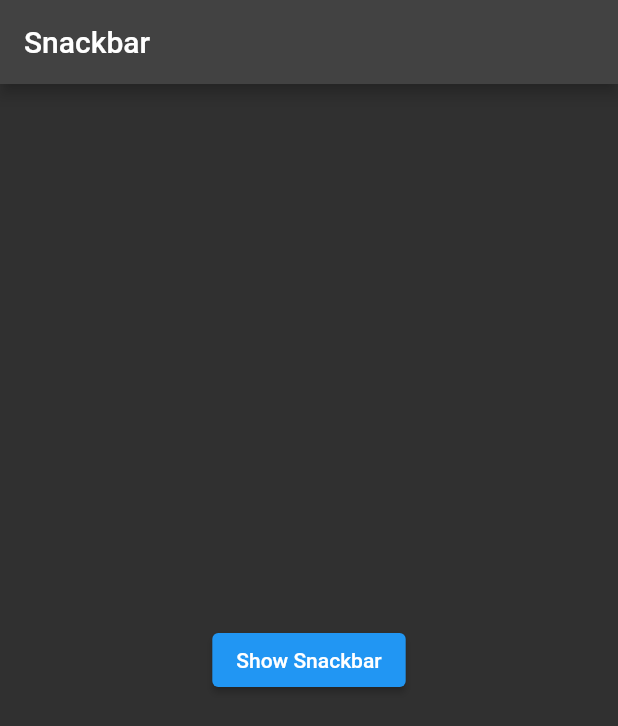
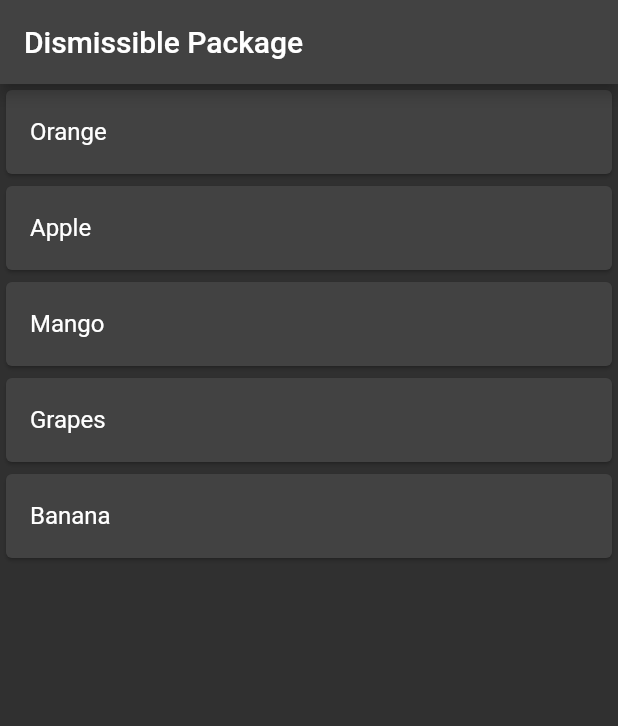
Before and after one commit to ashu98s/https---github.com-ashu98s-Flutter_Widgets, a Flutter app: the screen it shows after launch, on a phone screen of 412 x 824 dp. Shown: the top 726 px of the screen. Run offline on Flutter 3.47's test engine with Material 2 defaults, Android fonts, the phone set to English and light mode, and no system bars.

Commit message:
dismissible widget

```diff
--- a/lib/main.dart
+++ b/lib/main.dart
@@ -1,6 +1,7 @@
 import 'package:flutter/material.dart';
 import 'package:hello_flutter/widgets/button.dart';
 import 'package:hello_flutter/widgets/container_sized.dart';
+import 'package:hello_flutter/widgets/dismissible.dart';
 import 'package:hello_flutter/widgets/list_grid.dart';
 import 'package:hello_flutter/widgets/rowscols.dart';
 import 'package:hello_flutter/widgets/snackbar.dart';
@@ -17,7 +18,7 @@ class MyApp extends StatelessWidget {
       debugShowCheckedModeBanner: false,
       theme: ThemeData(
           brightness: Brightness.dark, primaryColor: Colors.deepPurple),
-      home: SnackbarWidget(),
+      home: DismissibleWidget(),
     );
   }
 }
--- /dev/null
+++ b/lib/widgets/dismissible.dart
@@ -0,0 +1,50 @@
+import 'package:flutter/material.dart';
+
+class DismissibleWidget extends StatefulWidget {
+  const DismissibleWidget({Key? key}) : super(key: key);
+
+  @override
+  _DismissibleWidgetState createState() => _DismissibleWidgetState();
+}
+
+class _DismissibleWidgetState extends State<DismissibleWidget> {
+  List<String> fruits = ['Orange', 'Apple', 'Mango', 'Grapes', 'Banana'];
+  @override
+  Widget build(BuildContext context) {
+    return Scaffold(
+      appBar: AppBar(title: Text('Dismissible Package')),
+      body: ListView.builder(
+        itemCount: fruits.length,
+        itemBuilder: (context, index) {
+          final fruit = fruits[index];
+          return Dismissible(
+              onDismissed: (direction) {
+                if (direction == DismissDirection.startToEnd) {
+                  ScaffoldMessenger.of(context).showSnackBar(SnackBar(
+                    content: Text(fruits[index]),
+                    backgroundColor: Colors.red,
+                  ));
+                } else {
+                  ScaffoldMessenger.of(context).showSnackBar(SnackBar(
+                    content: Text(fruits[index]),
+                    backgroundColor: Colors.green,
+                  ));
+                }
+              },
+              key: Key(fruit),
+              background: Container(
+                color: Colors.red,
+              ),
+              secondaryBackground: Container(
+                color: Colors.green,
+              ),
+              child: Card(
+                child: ListTile(
+                  title: Text(fruits[index]),
+                ),
+              ));
+        },
+      ),
+    );
+  }
+}
```
